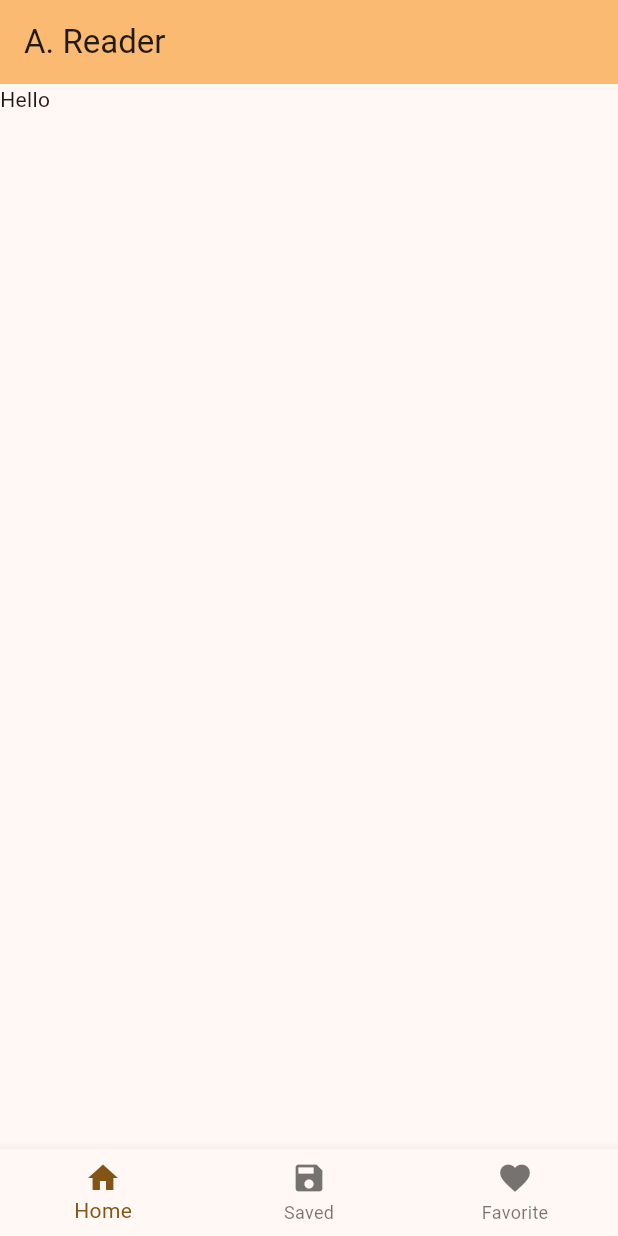
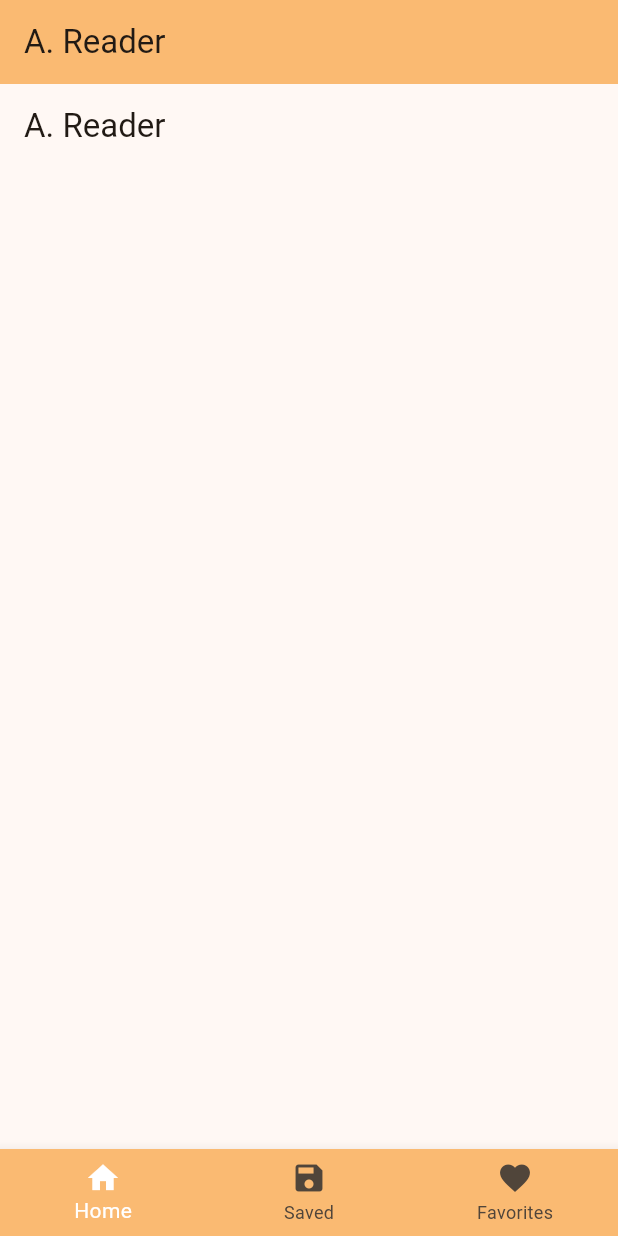
Before and after one commit to enesscakmak/book-tracker, a Flutter app: the screen it shows after launch, on a phone screen of 412 x 824 dp. Run offline on Flutter 3.47's test engine with Material 3 defaults, Android fonts, the phone set to English and light mode, and no system bars.

Commit message:
feat: navigation bar pages

```diff
--- a/lib/main.dart
+++ b/lib/main.dart
@@ -1,4 +1,7 @@
 import 'package:flutter/material.dart';
+import 'package:reader_tracker/pages/favorites_screen.dart';
+import 'package:reader_tracker/pages/home_screen.dart';
+import 'package:reader_tracker/pages/saved_screen.dart';
 
 void main() {
   runApp(const MyApp());
@@ -29,6 +32,14 @@ class MyHomePage extends StatefulWidget {
 }
 
 class _MyHomePageState extends State<MyHomePage> {
+  int _currentIndex = 0;
+
+  final List<Widget> _screens = [
+    const HomeScreen(),
+    const SavedScreen(),
+    const FavoritesScreen()
+  ];
+
   @override
   Widget build(BuildContext context) {
     return Scaffold(
@@ -36,14 +47,25 @@ class _MyHomePageState extends State<MyHomePage> {
         backgroundColor: Theme.of(context).colorScheme.inversePrimary,
         title: Text('A. Reader'),
       ),
-      body: const Column(
-        children: [Text("Hello")],
+      body: _screens[_currentIndex],
+      bottomNavigationBar: BottomNavigationBar(
+        currentIndex: _currentIndex,
+        backgroundColor: Theme.of(context).colorScheme.inversePrimary,
+        items: <BottomNavigationBarItem>[
+          BottomNavigationBarItem(icon: Icon(Icons.home), label: 'Home'),
+          BottomNavigationBarItem(icon: Icon(Icons.save), label: "Saved"),
+          BottomNavigationBarItem(
+              icon: Icon(Icons.favorite), label: "Favorites")
+        ],
+        selectedItemColor: Theme.of(context).colorScheme.onPrimary,
+        unselectedItemColor: Theme.of(context).colorScheme.onSurfaceVariant,
+        onTap: (value) {
+          print("Tapped $value");
+          setState(() {
+            _currentIndex = value;
+          });
+        },
       ),
-      bottomNavigationBar: BottomNavigationBar(items: <BottomNavigationBarItem>[
-        BottomNavigationBarItem(icon: Icon(Icons.home), label: 'Home'),
-        BottomNavigationBarItem(icon: Icon(Icons.save), label: "Saved"),
-        BottomNavigationBarItem(icon: Icon(Icons.favorite), label: "Favorite")
-      ]),
     );
   }
 }
--- /dev/null
+++ b/lib/pages/home_screen.dart
@@ -0,0 +1,19 @@
+import 'package:flutter/material.dart';
+
+class HomeScreen extends StatefulWidget {
+  const HomeScreen({super.key});
+
+  @override
+  State<HomeScreen> createState() => _HomeScreenState();
+}
+
+class _HomeScreenState extends State<HomeScreen> {
+  @override
+  Widget build(BuildContext context) {
+    return Scaffold(
+      appBar: AppBar(
+        title: const Text("A. Reader"),
+      ),
+    );
+  }
+}
```
Also changed, not shown: lib/pages/favorites_screen.dart (added, +15 -0 lines), lib/pages/saved_screen.dart (added, +15 -0 lines).
